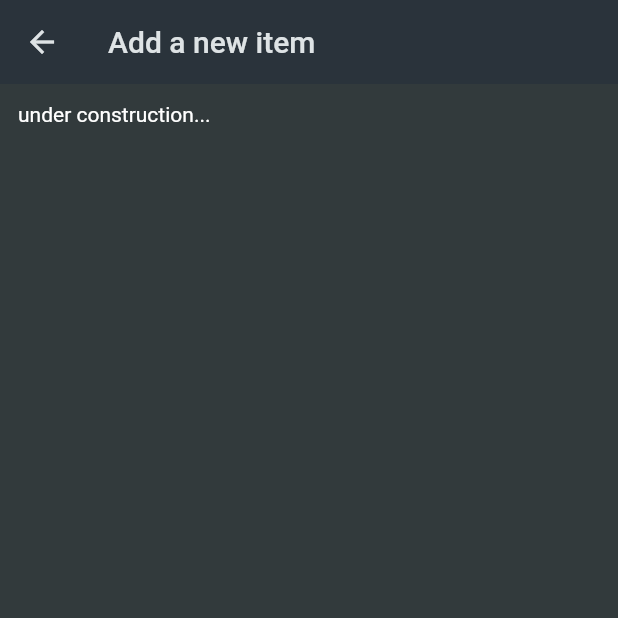
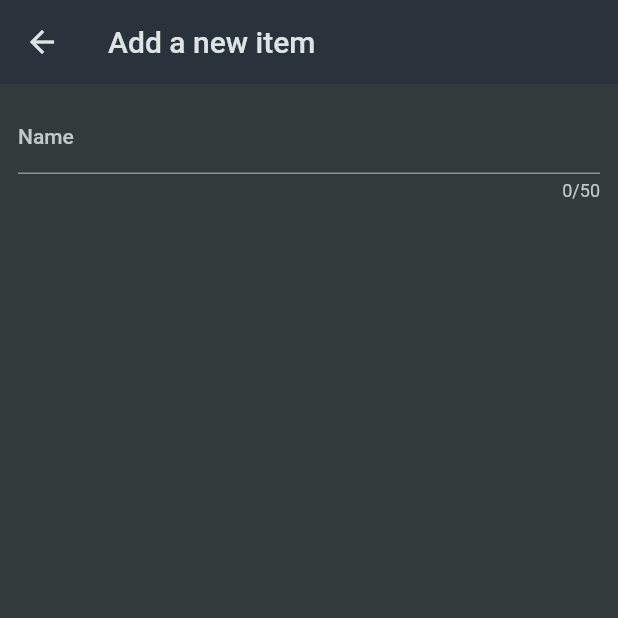
Before and after one commit to satyajeetmanu/shopping-list, a Flutter app: the NewItem screen opened directly, on a phone screen of 412 x 824 dp, the top half of it. Run offline on Flutter 3.47's test engine with Material 2 defaults, Android fonts, the phone set to English and light mode, and no system bars.

Commit message:
added 'Form' for taking user inputs in new item screen

```diff
--- a/lib/widgets/new_item.dart
+++ b/lib/widgets/new_item.dart
@@ -14,9 +14,22 @@ class _NewItemState extends State<NewItem> {
       appBar: AppBar(
         title: const Text('Add a new item'),
       ),
-      body: const Padding(
-        padding: EdgeInsets.all(12),
-        child: Text('under construction...'),
+      body: Padding(
+        padding: const EdgeInsets.all(12),
+        child: Form(
+            child: Column(
+          children: [
+            TextFormField(
+              maxLength: 50,
+              decoration: const InputDecoration(
+                label: Text('Name'),
+              ),
+              validator: (value) {
+                return 'demo...';
+              },
+            )
+          ],
+        )),
       ),
     );
   }
```
